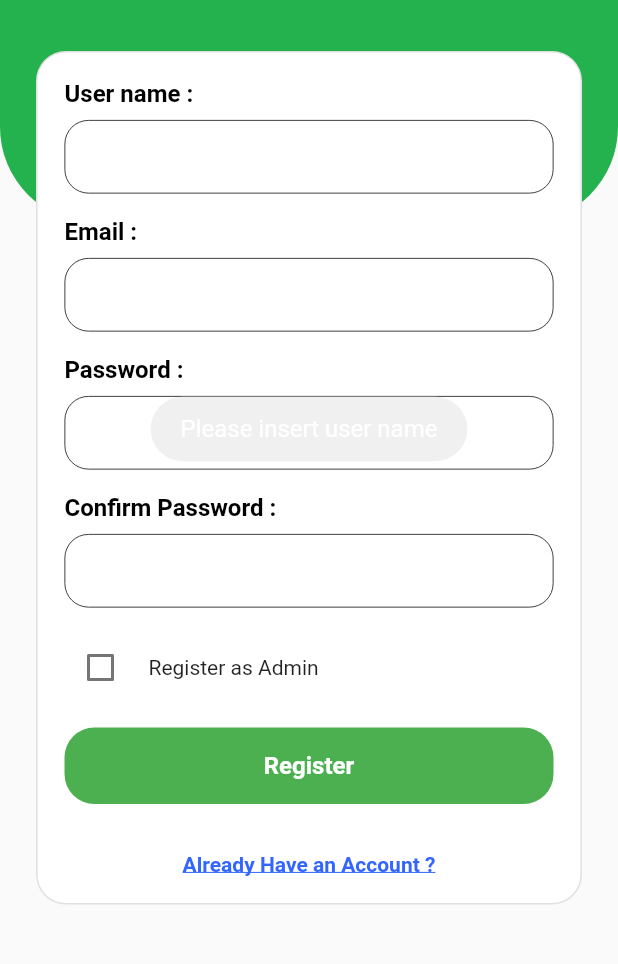
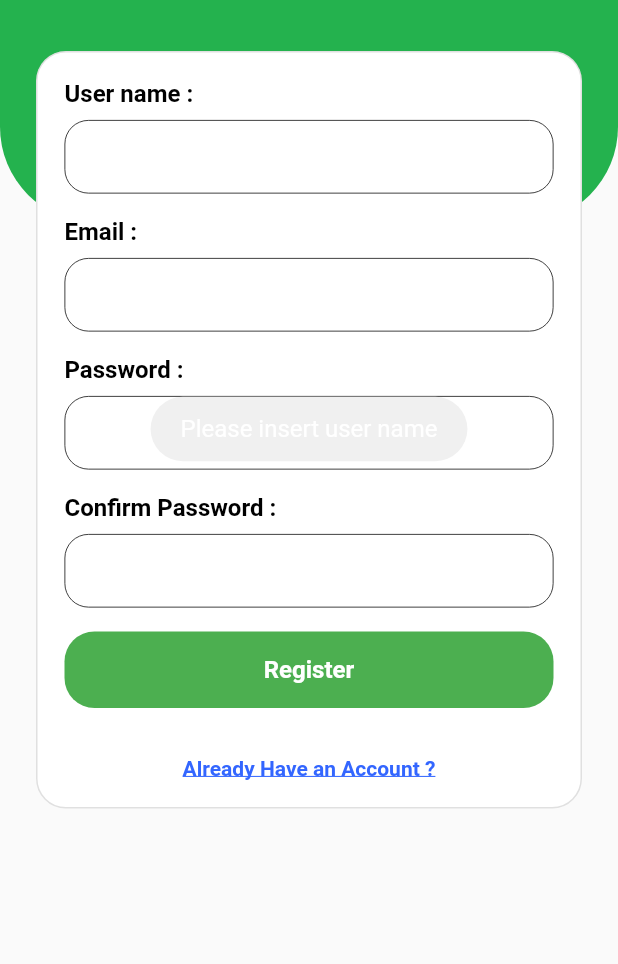
Before and after one commit to Ritesh-056/ecom_registration, a Flutter app: the RegistrationScreen screen opened by its route, after a tap on "Register", on a phone screen of 412 x 824 dp, the part 189-1153 px from its top. Run offline on Flutter 3.47's test engine with Material 2 defaults, Android fonts, the phone set to English and light mode, and no system bars; our stand-ins replace bloc, dio, equatable, file_picker, flutter_bloc, fluttertoast; network calls fail.

Commit message:
user register and login success

```diff
--- a/lib/const.dart
+++ b/lib/const.dart
@@ -8,9 +8,8 @@ double itemGapSize = 8.0;
 double itemBlocGapSize = 16.0;
 
 const create_user_api_base_url =
-    "https://c6d8-2400-1a00-b010-aad9-1eaa-ea3f-911d-855b.in.ngrok.io/";
+    "https://923b-103-94-255-121.in.ngrok.io/";
 
-const String token = "eyJlbWFpbCI6InJpdGVzaGJhcmFscnR6QGdtYWlsLmNvbSIsInVzZXJJZCI6MSwiZXhwaXJlcyI6MTY2MTcxNTA1MjE5OX0";
 
 const List<String> companyList = ['Private', 'Government'];
 const List<String> stateList = ['1', '2', '3', '4', '5', '6', '7'];
--- a/lib/main.dart
+++ b/lib/main.dart
@@ -35,7 +35,8 @@ class MyApp extends StatelessWidget {
         debugShowCheckedModeBanner: false,
         initialRoute: '/',
         routes: {
-          '/': (context) => const CompanyRegistrationListScreen(),
+
+          '/': (context) => const RegistrationScreen(),
           '/login': (context) => const LoginScreen(),
           '/register': (context) => const RegistrationScreen(),
           '/forget_password': (context) => const ForgetPasswordScreen(),
@@ -43,6 +44,8 @@ class MyApp extends StatelessWidget {
           '/user_response_screen': (context) => const UserDetailResponseScreen(),
           '/approve_company':(context)=> const ApprovedCompanyListScreen(),
           // '/document_list_screen': (context) => const DocumentListScreen()
+          // '/': (context) => const CompanyRegistrationListScreen(),
+
         },
       );
   }
--- a/lib/screens/approved_company_list.dart
+++ b/lib/screens/approved_company_list.dart
@@ -133,7 +133,8 @@ class _ApprovedCompanyListScreenState extends State<ApprovedCompanyListScreen> {
                 ),
                 title: Text(company[index].name),
                 subtitle: Text(company[index].email),
-                trailing: InkWell(
+                trailing: company[index].approved! ?E_comRegistrationNormalText(
+                    'Verified', TextDecoration.underline):InkWell(
                   onTap: () {
                     Navigator.push(
                         context,
--- a/lib/screens/registration_page.dart
+++ b/lib/screens/registration_page.dart
@@ -113,26 +113,6 @@ class _RegistrationScreenState extends State<RegistrationScreen> {
 
             E_comRegistrationSizedVerticalBox(itemBlocGapSize),
 
-            Row(
-              children: [
-                Checkbox(
-                  value: this.isAdmin,
-                  onChanged: (value) {
-                    setState(() {
-                      this.isAdmin = value!;
-                    });
-                    this.isAdmin
-                        ? E_comRegistrationToastFunction(
-                            context, 'Admin is Selected')
-                        : E_comRegistrationToastFunction(
-                            context, 'User is Selected');
-                  },
-                ),
-                E_comRegistrationSizedHorizontalBox(8.0),
-                Text('Register as Admin'),
-              ],
-            ),
-            E_comRegistrationSizedVerticalBox(itemBlocGapSize),
 
             GestureDetector(
                 onTap: passRegisterData,
@@ -183,7 +163,7 @@ class _RegistrationScreenState extends State<RegistrationScreen> {
           email: _inputEmailController.text,
           name: _inputUserNameController.text,
           password: _inputPasswordController.text);
-      registerDetails(context, user);
+      registerUser(context, user);
     }
   }
 
--- a/pubspec.yaml
+++ b/pubspec.yaml
@@ -41,7 +41,7 @@ dependencies:
   dio: ^4.0.6
   http: ^0.13.5
   flutter_bloc: ^8.1.1
-  pdf: ^3.8.3
+  advance_pdf_viewer: ^2.0.1
 
 dev_dependencies:
   flutter_test:
```
Also changed, not shown: lib/company_repositary/approved_companies_repo.dart (+4 -5 lines), lib/resources/functions/creditional_details.dart (+8 -4 lines), lib/screens/company_registration_list.dart (+16 -9 lines), lib/screens/login_page.dart (+5 -5 lines), pubspec.lock, 2 other files.
